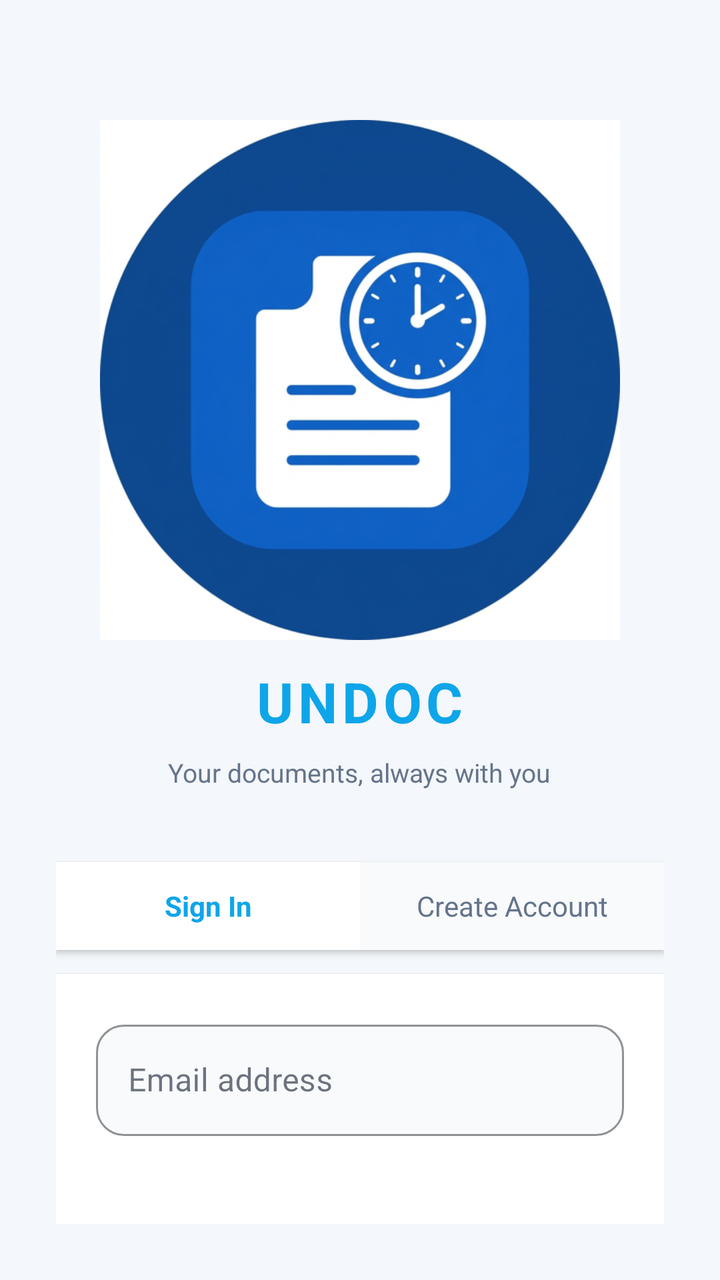
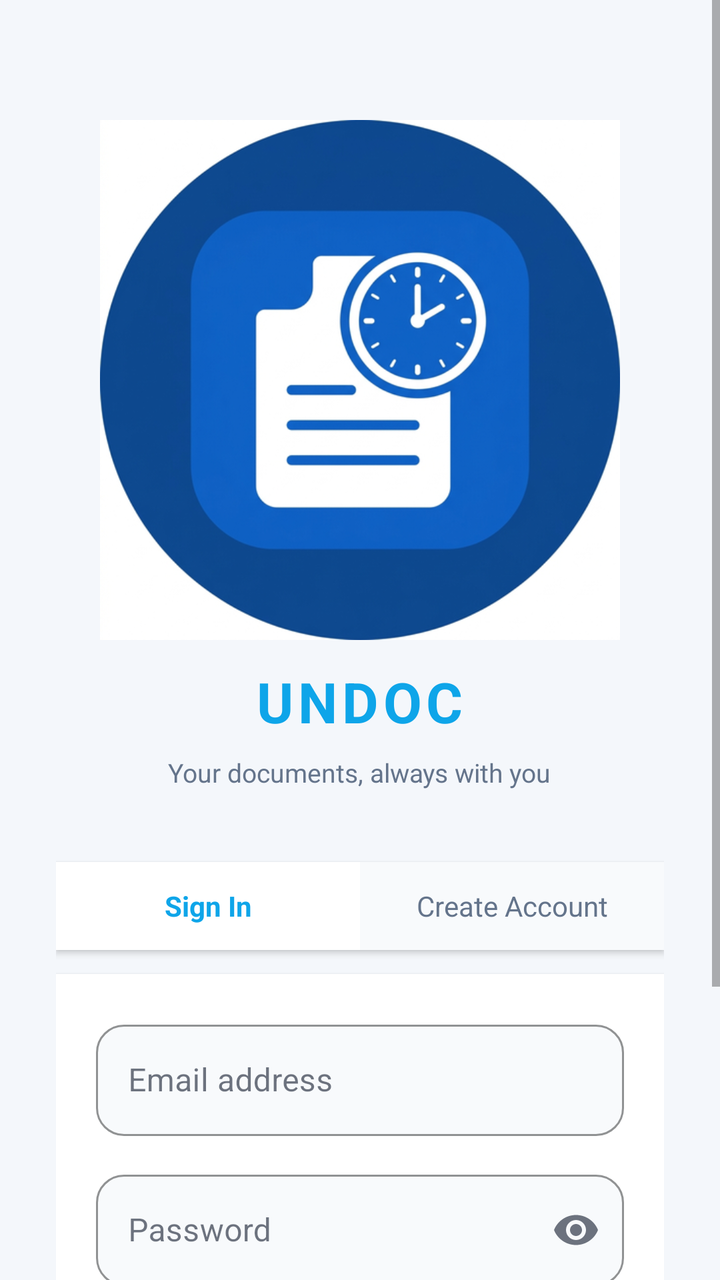

An Android layout rendered at two revisions. The XML below is the earlier revision; the diff shows what the commit changed to produce the second picture.
<!-- AndroidManifest.xml: application theme Theme.DocExpiryTracker -->
<!-- res/layout/activity_login.xml -->
<?xml version="1.0" encoding="utf-8"?>
<LinearLayout xmlns:android="http://schemas.android.com/apk/res/android"
    xmlns:app="http://schemas.android.com/apk/res-auto"
    android:layout_width="match_parent"
    android:layout_height="match_parent"
    android:background="@color/bg_app"
    android:gravity="center_horizontal"
    android:orientation="vertical"
    android:padding="28dp">

    <androidx.constraintlayout.widget.ConstraintLayout
        android:layout_width="match_parent"
        android:layout_height="wrap_content"
        android:layout_marginTop="32dp"
        android:layout_marginBottom="12dp">

        <ImageView
            android:id="@+id/iv_logo"
            android:layout_width="260dp"
            android:layout_height="wrap_content"
            android:adjustViewBounds="true"
            android:scaleType="fitCenter"
            app:srcCompat="@drawable/app_logo"
            app:layout_constraintBottom_toBottomOf="parent"
            app:layout_constraintEnd_toEndOf="parent"
            app:layout_constraintStart_toStartOf="parent"
            app:layout_constraintTop_toTopOf="parent" />

    </androidx.constraintlayout.widget.ConstraintLayout>

    <TextView
        android:layout_width="wrap_content"
        android:layout_height="wrap_content"
        android:layout_marginBottom="8dp"
        android:text="UNDOC"
        android:textColor="@color/colorPrimary"
        android:textSize="28sp"
        android:textStyle="bold"
        android:letterSpacing="0.08" />

    <TextView
        android:layout_width="wrap_content"
        android:layout_height="wrap_content"
        android:layout_marginBottom="36dp"
        android:text="Your documents, always with you"
        android:textColor="@color/text_secondary"
        android:textSize="13sp" />

    <LinearLayout
        android:layout_width="match_parent"
        android:layout_height="wrap_content"
        android:background="#FFFFFF"
        android:elevation="2dp"
        android:orientation="horizontal">

        <TextView
            android:id="@+id/tab_login"
            android:layout_width="0dp"
            android:layout_height="44dp"
            android:layout_weight="1"
            android:gravity="center"
            android:text="Sign In"
            android:textColor="@color/colorPrimary"
            android:textSize="14sp"
            android:textStyle="bold"
            android:background="@drawable/bg_tab_selected" />

        <TextView
            android:id="@+id/tab_signup"
            android:layout_width="0dp"
            android:layout_height="44dp"
            android:layout_weight="1"
            android:gravity="center"
            android:text="Create Account"
            android:textColor="@color/text_secondary"
            android:textSize="14sp"
            android:background="@drawable/bg_tab_unselected" />
    </LinearLayout>

    <LinearLayout
        android:layout_width="match_parent"
        android:layout_height="wrap_content"
        android:layout_marginTop="12dp"
        android:background="#FFFFFF"
        android:elevation="2dp"
        android:orientation="vertical"
        android:paddingLeft="20dp"
        android:paddingTop="20dp"
        android:paddingRight="20dp"
        android:paddingBottom="20dp">

        <com.google.android.material.textfield.TextInputLayout
            android:layout_width="match_parent"
            android:layout_height="wrap_content"
            android:layout_marginBottom="14dp"
            android:hint="Email address"
            style="@style/InputField">

            <com.google.android.material.textfield.TextInputEditText
                android:id="@+id/et_email"
                android:layout_width="match_parent"
                android:layout_height="wrap_content"
                android:inputType="textEmailAddress"
                android:imeOptions="actionNext" />
        </com.google.android.material.textfield.TextInputLayout>

        <com.google.android.material.textfield.TextInputLayout
            android:id="@+id/til_password"
            android:layout_width="match_parent"
            android:layout_height="wrap_content"
            android:layout_marginBottom="8dp"
            android:hint="Password"
            app:endIconMode="password_toggle"
            style="@style/InputField">

            <com.google.android.material.textfield.TextInputEditText
                android:id="@+id/et_password"
                android:layout_width="match_parent"
                android:layout_height="wrap_content"
                android:inputType="textPassword"
                android:imeOptions="actionDone" />
        </com.google.android.material.textfield.TextInputLayout>

        <TextView
            android:id="@+id/tv_forgot"
            android:layout_width="wrap_content"
            android:layout_height="wrap_content"
            android:layout_gravity="end"
            android:layout_marginBottom="18dp"
            android:clickable="true"
            android:focusable="true"
            android:text="Forgot password?"
            android:textColor="@color/colorPrimary"
            android:textSize="13sp" />

        <com.google.android.material.button.MaterialButton
            android:id="@+id/btn_auth"
            android:layout_width="match_parent"
            android:layout_height="wrap_content"
            android:text="Sign In"
            android:textAllCaps="false" />

        <ProgressBar
            android:id="@+id/progress"
            android:layout_width="wrap_content"
            android:layout_height="wrap_content"
            android:layout_gravity="center_horizontal"
            android:layout_marginTop="12dp"
            android:visibility="gone" />

        <TextView
            android:id="@+id/tv_error"
            android:layout_width="match_parent"
            android:layout_height="wrap_content"
            android:layout_marginTop="10dp"
            android:textColor="#D32F2F"
            android:textSize="13sp"
            android:visibility="gone" />

        <View
            android:layout_width="match_parent"
            android:layout_height="12dp" />

        <com.google.android.gms.common.SignInButton
            android:id="@+id/btn_google"
            android:layout_width="match_parent"
            android:layout_height="wrap_content" />
    </LinearLayout>
</LinearLayout>
<!-- resources referenced by this layout -->
<resources>
  <color name="bg_app">#F4F7FB</color>
  <color name="colorPrimary">#0EA5E9</color>
  <color name="text_secondary">#64748B</color>
  <!-- drawable app_logo: png bitmap (drawable, 208598 bytes) -->
  <!-- drawable bg_tab_selected (drawable) -->
  <?xml version="1.0" encoding="utf-8"?>
  <shape xmlns:android="http://schemas.android.com/apk/res/android">
      <solid android:color="#FFFFFF"/>
      <stroke android:width="0dp" android:color="#00000000"/>
      <corners android:radius="0dp"/>
      
  </shape>
  <!-- drawable bg_tab_unselected (drawable) -->
  <?xml version="1.0" encoding="utf-8"?>
  <shape xmlns:android="http://schemas.android.com/apk/res/android">
      <solid android:color="#F8FAFC"/>
  </shape>
  <style name="InputField" parent="Widget.MaterialComponents.TextInputLayout.OutlinedBox">
          <item name="boxBackgroundColor">#F8FAFC</item>
          <item name="boxStrokeColor">@color/colorPrimary</item>
          <item name="hintTextColor">#94A3B8</item>
          <item name="boxCornerRadiusTopStart">14dp</item>
          <item name="boxCornerRadiusTopEnd">14dp</item>
          <item name="boxCornerRadiusBottomStart">14dp</item>
          <item name="boxCornerRadiusBottomEnd">14dp</item>
      </style>
  <style name="Theme.DocExpiryTracker" parent="Theme.MaterialComponents.Light.NoActionBar">
          <item name="colorPrimary">#2563EB</item>
          <item name="colorPrimaryVariant">#1D4ED8</item>
          <item name="colorOnPrimary">#FFFFFF</item>
          <item name="colorSecondary">#3B82F6</item>
          <item name="colorOnSecondary">#FFFFFF</item>
          <item name="android:colorBackground">#F0F4F8</item>
          <item name="colorSurface">#FFFFFF</item>
          <item name="colorOnSurface">#0F172A</item>
          
          <item name="android:statusBarColor">#1E3A8A</item>
          <item name="android:windowLightStatusBar">false</item>
          <item name="android:navigationBarColor">#F0F4F8</item>
          <item name="materialAlertDialogTheme">@style/DialogTheme</item>
      </style>
  <style name="DialogTheme" parent="ThemeOverlay.MaterialComponents.MaterialAlertDialog">
          <item name="android:background">#FFFFFF</item>
          <item name="colorPrimary">#2563EB</item>
          <item name="android:textColor">#0F172A</item>
          <item name="colorSurface">#FFFFFF</item>
          <item name="buttonBarPositiveButtonStyle">@style/PositiveBtn</item>
          <item name="buttonBarNegativeButtonStyle">@style/NegativeBtn</item>
          <item name="shapeAppearanceMediumComponent">@style/RoundedDialog</item>
      </style>
  <style name="PositiveBtn" parent="Widget.MaterialComponents.Button.TextButton.Dialog">
          <item name="android:textColor">#2563EB</item>
          <item name="android:textStyle">bold</item>
      </style>
  <style name="NegativeBtn" parent="Widget.MaterialComponents.Button.TextButton.Dialog">
          <item name="android:textColor">#94A3B8</item>
      </style>
  <style name="RoundedDialog" parent="ShapeAppearance.MaterialComponents.MediumComponent">
          <item name="cornerSize">20dp</item>
      </style>
</resources>

<!-- the commit's change to res/layout/activity_login.xml (unified diff, before → after) -->
@@ -1,12 +1,17 @@
 <?xml version="1.0" encoding="utf-8"?>
-<LinearLayout xmlns:android="http://schemas.android.com/apk/res/android"
+<ScrollView xmlns:android="http://schemas.android.com/apk/res/android"
     xmlns:app="http://schemas.android.com/apk/res-auto"
     android:layout_width="match_parent"
     android:layout_height="match_parent"
-    android:background="@color/bg_app"
-    android:gravity="center_horizontal"
-    android:orientation="vertical"
-    android:padding="28dp">
+    android:fillViewport="true">
+
+    <LinearLayout
+        android:layout_width="match_parent"
+        android:layout_height="wrap_content"
+        android:background="@color/bg_app"
+        android:gravity="center_horizontal"
+        android:orientation="vertical"
+        android:padding="28dp">
 
     <androidx.constraintlayout.widget.ConstraintLayout
         android:layout_width="match_parent"
@@ -166,4 +171,5 @@
             android:layout_width="match_parent"
             android:layout_height="wrap_content" />
     </LinearLayout>
-</LinearLayout>
+    </LinearLayout>
+</ScrollView>
